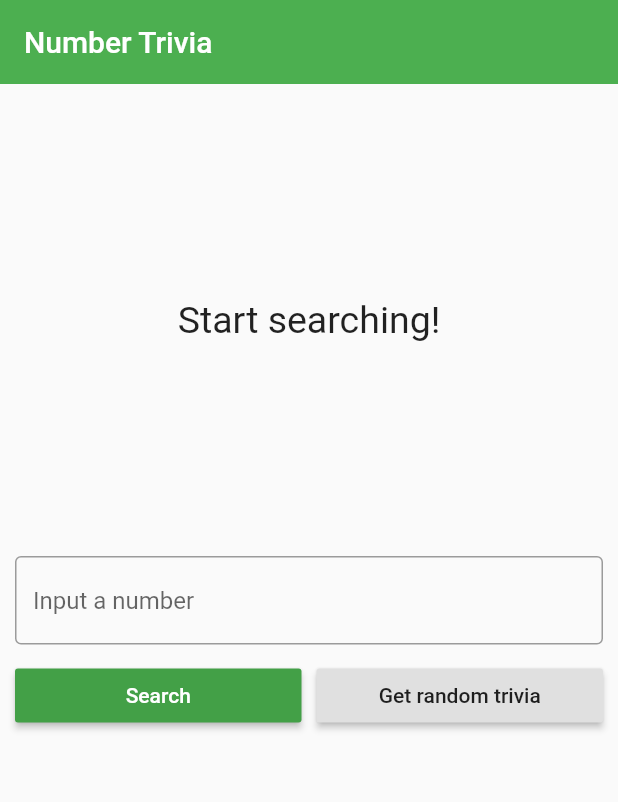
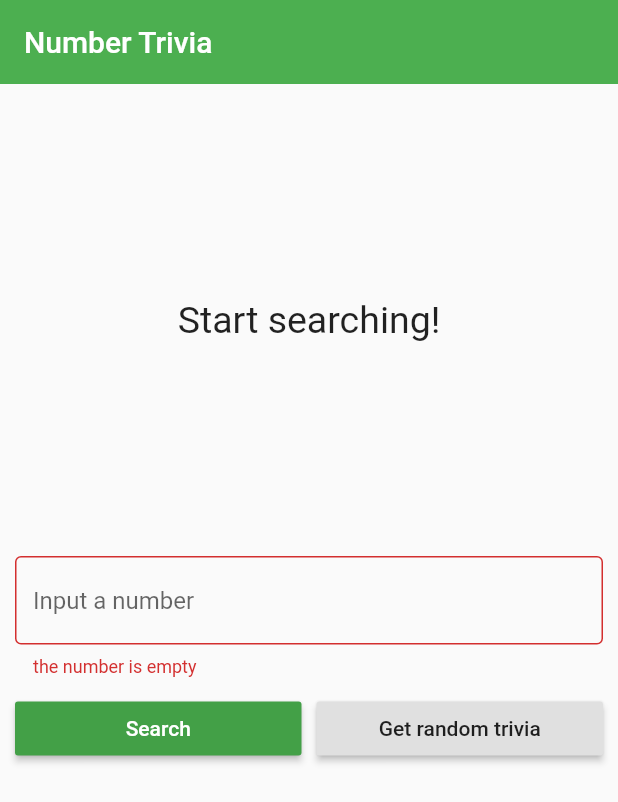
Before and after one commit to amrabdelrhman423/Clean-Architecture-Project-with-TDD-Approach, a Flutter app: the screen it shows after launch, after a tap on "Search", on a phone screen of 412 x 824 dp. Shown: the top 802 px of the screen. Run offline on Flutter 3.47's test engine with Material 2 defaults, Android fonts, the phone set to English and light mode, and no system bars; our stand-ins replace bloc, dartz, data_connection_checker, equatable, flutter_bloc, get_it and 1 more; network calls fail.

```diff
--- /dev/null
+++ b/lib/config/routes/app_routes.dart
@@ -0,0 +1,17 @@
+import 'package:flutter/material.dart';
+import 'package:tdd/features/number_trivia/presentation/Pages/number_trivia_page.dart';
+
+class AppRoutes {
+  static Route onGenerateRoutes(RouteSettings settings) {
+    switch (settings.name) {
+      case '/':
+        return _materialRoute(NumberTriviaPage());
+      default:
+        return null;
+    }
+  }
+
+  static Route<dynamic> _materialRoute(Widget view) {
+    return MaterialPageRoute(builder: (_) => view);
+  }
+}
--- a/lib/features/number_trivia/data/datasources/number_trivia_local_data_source.dart
+++ b/lib/features/number_trivia/data/datasources/number_trivia_local_data_source.dart
@@ -2,7 +2,7 @@ import 'dart:convert';
 
 import 'package:flutter/cupertino.dart';
 import 'package:shared_preferences/shared_preferences.dart';
-import 'package:tdd/core/constants/keys_constans.dart';
+import 'package:tdd/config/constants/keys_constans.dart';
 import 'package:tdd/core/error/exceptions.dart';
 import 'package:tdd/features/number_trivia/data/models/number_trivia_model.dart';
 
--- a/lib/features/number_trivia/presentation/bloc/number_trivia_bloc.dart
+++ b/lib/features/number_trivia/presentation/bloc/number_trivia_bloc.dart
@@ -2,7 +2,7 @@ import 'package:bloc/bloc.dart';
 import 'package:dartz/dartz.dart';
 import 'package:equatable/equatable.dart';
 import 'package:flutter/cupertino.dart';
-import 'package:tdd/core/constants/errors_constants.dart';
+import 'package:tdd/config/constants/errors_constants.dart';
 import 'package:tdd/core/error/failures.dart';
 import 'package:tdd/core/usecases/usecase.dart';
 import 'package:tdd/core/utils/input_converter.dart';
--- a/lib/features/number_trivia/presentation/widgets/trivial_control.dart
+++ b/lib/features/number_trivia/presentation/widgets/trivial_control.dart
@@ -14,12 +14,15 @@ class TriviaControls extends StatefulWidget {
 class _TriviaControlsState extends State<TriviaControls> {
   final controller = TextEditingController();
   String inputStr;
+  final _formkey=GlobalKey<FormState>();
 
   @override
   Widget build(BuildContext context) {
-    return Column(
+    return Form(
+      key: _formkey,
+      child: Column(
         children: <Widget>[
-        TextField(
+          TextFormField(
             controller: controller,
             keyboardType: TextInputType.number,
             decoration: InputDecoration(
@@ -29,7 +32,12 @@ class _TriviaControlsState extends State<TriviaControls> {
             onChanged: (value) {
               inputStr = value;
             },
-          onSubmitted: (_) {
+            validator: (value) {
+              if(value.isEmpty ){
+                return "the number is empty";
+              }
+            },
+            onFieldSubmitted: (_) {
               dispatchConcrete();
             },
           ),
@@ -54,14 +62,17 @@ class _TriviaControlsState extends State<TriviaControls> {
             ],
           )
         ],
+      ),
     );
   }
 
   void dispatchConcrete() {
     // Clearing the TextField to prepare it for the next inputted number
+   if(_formkey.currentState.validate()){
      controller.clear();
      BlocProvider.of<NumberTriviaBloc>(context)
          .add(GetTriviaForConcreteNumber(inputStr));
+   }
   }
 
   void dispatchRandom() {
--- a/lib/main.dart
+++ b/lib/main.dart
@@ -1,5 +1,6 @@
 import 'package:flutter/material.dart';
 import 'package:tdd/features/number_trivia/presentation/Pages/number_trivia_page.dart';
+import 'config/routes/app_routes.dart';
 import 'config/themes/app_themes.dart';
 import 'core/network/network_info.dart';
 import 'injection_container.dart' as dependency_injection;
@@ -19,6 +20,7 @@ class MyApp extends StatelessWidget {
       title: 'Clean Architecture Flutter ',
       debugShowCheckedModeBanner: false,
       theme: AppTheme.light,
+      onGenerateRoute: AppRoutes.onGenerateRoutes,
       home: NumberTriviaPage(),
     );
   }
```
Also changed, not shown: lib/config/constants/errors_constants.dart (renamed from lib/core/constants/errors_constants.dart), lib/config/constants/keys_constans.dart (renamed from lib/core/constants/keys_constans.dart). Lines whose indentation alone changed are shown as unchanged.
